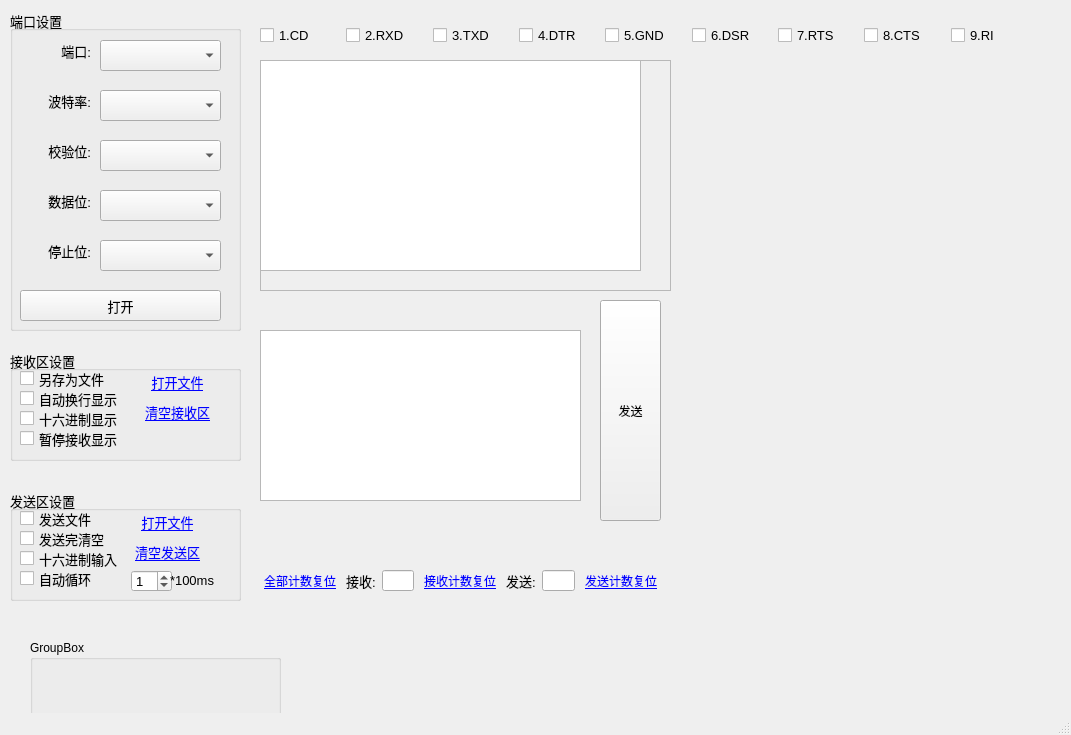
The window that serialport/serialportform.ui (caroid/pyqt-serialport) describes before a commit, drawn with Qt 5.
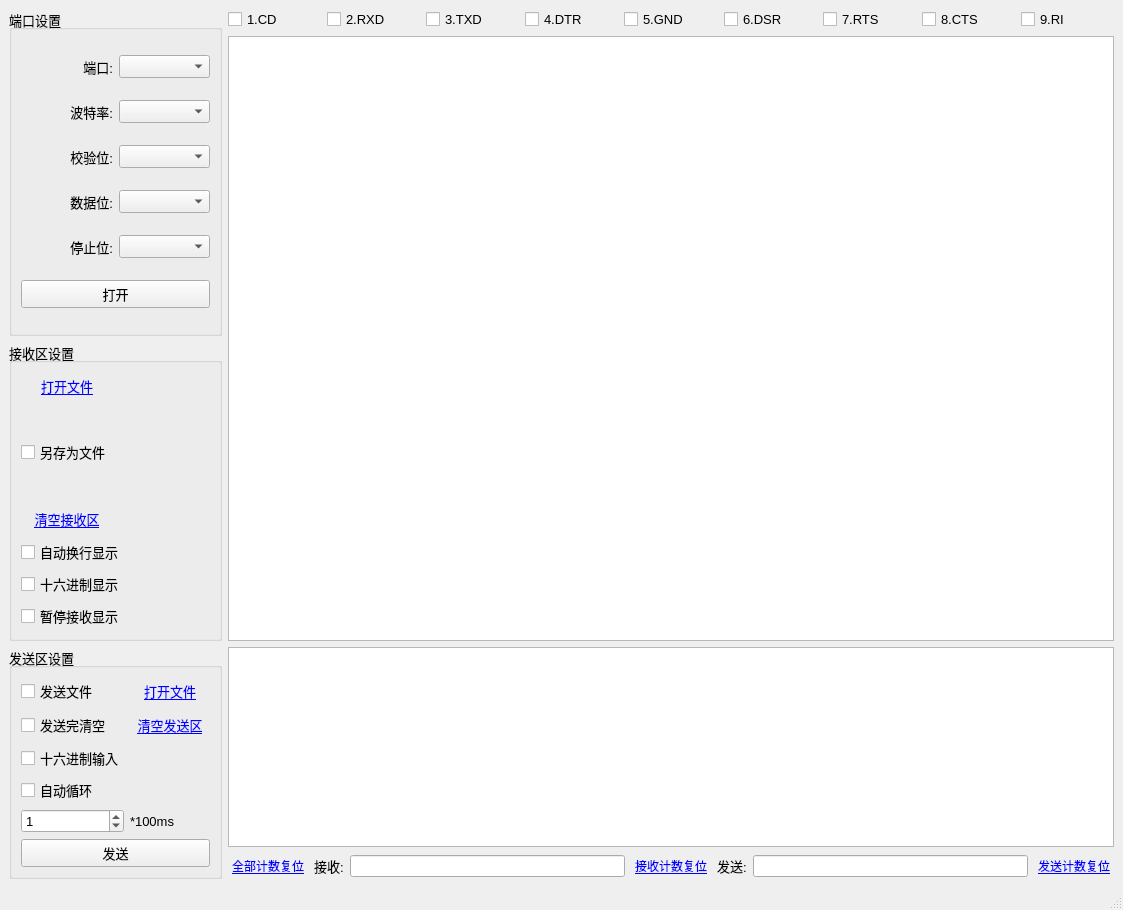
The same window after the commit.

Commit message: move cursor to the End of textEditReceived

```diff
--- a/serialport/serialportform.ui
+++ b/serialport/serialportform.ui
@@ -6,29 +6,17 @@
    <rect>
     <x>0</x>
     <y>0</y>
-    <width>1071</width>
-    <height>735</height>
+    <width>1123</width>
+    <height>910</height>
    </rect>
   </property>
-  <property name="sizePolicy">
-   <sizepolicy hsizetype="Preferred" vsizetype="Preferred">
-    <horstretch>0</horstretch>
-    <verstretch>0</verstretch>
-   </sizepolicy>
-  </property>
   <property name="windowTitle">
    <string>串口调试助手</string>
   </property>
   <widget class="QWidget" name="centralwidget">
+   <layout class="QGridLayout" name="gridLayout_4">
+    <item row="0" column="0" rowspan="2">
    <widget class="QGroupBox" name="groupBox">
-    <property name="geometry">
-     <rect>
-      <x>10</x>
-      <y>10</y>
-      <width>231</width>
-      <height>321</height>
-     </rect>
-    </property>
     <property name="font">
      <font>
       <pointsize>10</pointsize>
@@ -37,25 +25,9 @@
     <property name="title">
      <string>端口设置</string>
     </property>
-    <widget class="QComboBox" name="comboBoxPort">
-     <property name="geometry">
-      <rect>
-       <x>90</x>
-       <y>30</y>
-       <width>121</width>
-       <height>31</height>
-      </rect>
-     </property>
-    </widget>
+      <layout class="QGridLayout" name="gridLayout_2">
+       <item row="0" column="0">
     <widget class="QLabel" name="label_2">
-     <property name="geometry">
-      <rect>
-       <x>10</x>
-       <y>30</y>
-       <width>71</width>
-       <height>21</height>
-      </rect>
-     </property>
      <property name="font">
       <font>
        <pointsize>10</pointsize>
@@ -68,15 +40,12 @@
       <set>Qt::AlignRight|Qt::AlignTrailing|Qt::AlignVCenter</set>
      </property>
     </widget>
+       </item>
+       <item row="0" column="1">
+        <widget class="QComboBox" name="comboBoxPort"/>
+       </item>
+       <item row="1" column="0">
     <widget class="QLabel" name="label">
-     <property name="geometry">
-      <rect>
-       <x>10</x>
-       <y>80</y>
-       <width>71</width>
-       <height>21</height>
-      </rect>
-     </property>
      <property name="font">
       <font>
        <pointsize>10</pointsize>
@@ -89,25 +58,12 @@
       <set>Qt::AlignRight|Qt::AlignTrailing|Qt::AlignVCenter</set>
      </property>
     </widget>
-    <widget class="QComboBox" name="comboBoxBaud">
-     <property name="geometry">
-      <rect>
-       <x>90</x>
-       <y>80</y>
-       <width>121</width>
-       <height>31</height>
-      </rect>
-     </property>
-    </widget>
+       </item>
+       <item row="1" column="1">
+        <widget class="QComboBox" name="comboBoxBaud"/>
+       </item>
+       <item row="2" column="0">
     <widget class="QLabel" name="label_3">
-     <property name="geometry">
-      <rect>
-       <x>10</x>
-       <y>130</y>
-       <width>71</width>
-       <height>21</height>
-      </rect>
-     </property>
      <property name="font">
       <font>
        <pointsize>10</pointsize>
@@ -120,25 +76,12 @@
       <set>Qt::AlignRight|Qt::AlignTrailing|Qt::AlignVCenter</set>
      </property>
     </widget>
-    <widget class="QComboBox" name="comboBoxCheckSum">
-     <property name="geometry">
-      <rect>
-       <x>90</x>
-       <y>130</y>
-       <width>121</width>
-       <height>31</height>
-      </rect>
-     </property>
-    </widget>
+       </item>
+       <item row="2" column="1">
+        <widget class="QComboBox" name="comboBoxCheckSum"/>
+       </item>
+       <item row="3" column="0">
     <widget class="QLabel" name="label_4">
-     <property name="geometry">
-      <rect>
-       <x>10</x>
-       <y>180</y>
-       <width>71</width>
-       <height>21</height>
-      </rect>
-     </property>
      <property name="font">
       <font>
        <pointsize>10</pointsize>
@@ -151,25 +94,12 @@
       <set>Qt::AlignRight|Qt::AlignTrailing|Qt::AlignVCenter</set>
      </property>
     </widget>
-    <widget class="QComboBox" name="comboBoxBits">
-     <property name="geometry">
-      <rect>
-       <x>90</x>
-       <y>180</y>
-       <width>121</width>
-       <height>31</height>
-      </rect>
-     </property>
-    </widget>
+       </item>
+       <item row="3" column="1">
+        <widget class="QComboBox" name="comboBoxBits"/>
+       </item>
+       <item row="4" column="0">
     <widget class="QLabel" name="label_5">
-     <property name="geometry">
-      <rect>
-       <x>10</x>
-       <y>230</y>
-       <width>71</width>
-       <height>21</height>
-      </rect>
-     </property>
      <property name="font">
       <font>
        <pointsize>10</pointsize>
@@ -182,39 +112,155 @@
       <set>Qt::AlignRight|Qt::AlignTrailing|Qt::AlignVCenter</set>
      </property>
     </widget>
-    <widget class="QComboBox" name="comboBoxStopBits">
-     <property name="geometry">
-      <rect>
-       <x>90</x>
-       <y>230</y>
-       <width>121</width>
-       <height>31</height>
-      </rect>
-     </property>
-    </widget>
+       </item>
+       <item row="4" column="1">
+        <widget class="QComboBox" name="comboBoxStopBits"/>
+       </item>
+       <item row="5" column="0" colspan="2">
     <widget class="QPushButton" name="pushButtonOpenSerial">
-     <property name="geometry">
-      <rect>
-       <x>10</x>
-       <y>280</y>
-       <width>201</width>
-       <height>31</height>
-      </rect>
-     </property>
      <property name="text">
       <string>打开</string>
      </property>
     </widget>
-   </widget>
+       </item>
+      </layout>
+     </widget>
+    </item>
+    <item row="0" column="1">
+     <layout class="QGridLayout" name="gridLayout_6">
+      <item row="0" column="0">
+       <widget class="QCheckBox" name="checkBoxCD">
+        <property name="font">
+         <font>
+          <pointsize>10</pointsize>
+         </font>
+        </property>
+        <property name="text">
+         <string>1.CD</string>
+        </property>
+       </widget>
+      </item>
+      <item row="0" column="1">
+       <widget class="QCheckBox" name="checkBoxRXD">
+        <property name="font">
+         <font>
+          <pointsize>10</pointsize>
+         </font>
+        </property>
+        <property name="text">
+         <string>2.RXD</string>
+        </property>
+       </widget>
+      </item>
+      <item row="0" column="2">
+       <widget class="QCheckBox" name="checkBoxTXD">
+        <property name="font">
+         <font>
+          <pointsize>10</pointsize>
+         </font>
+        </property>
+        <property name="text">
+         <string>3.TXD</string>
+        </property>
+       </widget>
+      </item>
+      <item row="0" column="3">
+       <widget class="QCheckBox" name="checkBoxDTR">
+        <property name="font">
+         <font>
+          <pointsize>10</pointsize>
+         </font>
+        </property>
+        <property name="text">
+         <string>4.DTR</string>
+        </property>
+       </widget>
+      </item>
+      <item row="0" column="4">
+       <widget class="QCheckBox" name="checkBoxGND">
+        <property name="font">
+         <font>
+          <pointsize>10</pointsize>
+         </font>
+        </property>
+        <property name="text">
+         <string>5.GND</string>
+        </property>
+       </widget>
+      </item>
+      <item row="0" column="5">
+       <widget class="QCheckBox" name="checkBoxDSR">
+        <property name="font">
+         <font>
+          <pointsize>10</pointsize>
+         </font>
+        </property>
+        <property name="text">
+         <string>6.DSR</string>
+        </property>
+       </widget>
+      </item>
+      <item row="0" column="6">
+       <widget class="QCheckBox" name="checkBoxRTS">
+        <property name="font">
+         <font>
+          <pointsize>10</pointsize>
+         </font>
+        </property>
+        <property name="text">
+         <string>7.RTS</string>
+        </property>
+       </widget>
+      </item>
+      <item row="0" column="7">
+       <widget class="QCheckBox" name="checkBoxCTS">
+        <property name="font">
+         <font>
+          <pointsize>10</pointsize>
+         </font>
+        </property>
+        <property name="text">
+         <string>8.CTS</string>
+        </property>
+       </widget>
+      </item>
+      <item row="0" column="8">
+       <widget class="QCheckBox" name="checkBoxRI">
+        <property name="font">
+         <font>
+          <pointsize>10</pointsize>
+         </font>
+        </property>
+        <property name="text">
+         <string>9.RI</string>
+        </property>
+       </widget>
+      </item>
+     </layout>
+    </item>
+    <item row="1" column="1" rowspan="2">
+     <widget class="QTextEdit" name="textEditReceived">
+      <property name="sizePolicy">
+       <sizepolicy hsizetype="Minimum" vsizetype="Minimum">
+        <horstretch>0</horstretch>
+        <verstretch>3</verstretch>
+       </sizepolicy>
+      </property>
+      <property name="font">
+       <font>
+        <pointsize>10</pointsize>
+       </font>
+      </property>
+      <property name="readOnly">
+       <bool>false</bool>
+      </property>
+      <property name="textInteractionFlags">
+       <set>Qt::TextEditorInteraction</set>
+      </property>
+     </widget>
+    </item>
+    <item row="2" column="0">
    <widget class="QGroupBox" name="groupBox_2">
-    <property name="geometry">
-     <rect>
-      <x>10</x>
-      <y>350</y>
-      <width>231</width>
-      <height>111</height>
-     </rect>
-    </property>
     <property name="font">
      <font>
       <pointsize>10</pointsize>
@@ -223,67 +269,9 @@
     <property name="title">
      <string>接收区设置</string>
     </property>
-    <widget class="QCheckBox" name="checkBoxSaveAsFile">
-     <property name="geometry">
-      <rect>
-       <x>10</x>
-       <y>20</y>
-       <width>91</width>
-       <height>17</height>
-      </rect>
-     </property>
-     <property name="text">
-      <string>另存为文件</string>
-     </property>
-    </widget>
-    <widget class="QCheckBox" name="checkBoxNewLine">
-     <property name="geometry">
-      <rect>
-       <x>10</x>
-       <y>40</y>
-       <width>101</width>
-       <height>17</height>
-      </rect>
-     </property>
-     <property name="text">
-      <string>自动换行显示</string>
-     </property>
-    </widget>
-    <widget class="QCheckBox" name="checkBoxDisplayHex">
-     <property name="geometry">
-      <rect>
-       <x>10</x>
-       <y>60</y>
-       <width>101</width>
-       <height>17</height>
-      </rect>
-     </property>
-     <property name="text">
-      <string>十六进制显示</string>
-     </property>
-    </widget>
-    <widget class="QCheckBox" name="checkBoxStopReceive">
-     <property name="geometry">
-      <rect>
-       <x>10</x>
-       <y>80</y>
-       <width>101</width>
-       <height>17</height>
-      </rect>
-     </property>
-     <property name="text">
-      <string>暂停接收显示</string>
-     </property>
-    </widget>
+      <layout class="QGridLayout" name="gridLayout">
+       <item row="0" column="0">
     <widget class="QPushButton" name="pushButtonOpenRecvFile">
-     <property name="geometry">
-      <rect>
-       <x>130</x>
-       <y>20</y>
-       <width>75</width>
-       <height>23</height>
-      </rect>
-     </property>
      <property name="font">
       <font>
        <family>MS Shell Dlg 2</family>
@@ -306,15 +294,37 @@
       <bool>true</bool>
      </property>
     </widget>
+       </item>
+       <item row="4" column="0" colspan="2">
+        <widget class="QCheckBox" name="checkBoxNewLine">
+         <property name="text">
+          <string>自动换行显示</string>
+         </property>
+        </widget>
+       </item>
+       <item row="1" column="0" rowspan="2" colspan="2">
+        <widget class="QCheckBox" name="checkBoxSaveAsFile">
+         <property name="text">
+          <string>另存为文件</string>
+         </property>
+        </widget>
+       </item>
+       <item row="5" column="0" colspan="2">
+        <widget class="QCheckBox" name="checkBoxDisplayHex">
+         <property name="text">
+          <string>十六进制显示</string>
+         </property>
+        </widget>
+       </item>
+       <item row="6" column="0" colspan="2">
+        <widget class="QCheckBox" name="checkBoxStopReceive">
+         <property name="text">
+          <string>暂停接收显示</string>
+         </property>
+        </widget>
+       </item>
+       <item row="3" column="0">
     <widget class="QPushButton" name="pushButtonClearRecvArea">
-     <property name="geometry">
-      <rect>
-       <x>130</x>
-       <y>50</y>
-       <width>75</width>
-       <height>23</height>
-      </rect>
-     </property>
      <property name="styleSheet">
       <string notr="true">font: 10pt &quot;MS Shell Dlg 2&quot;;
 text-decoration: underline;
@@ -327,16 +337,19 @@
       <bool>true</bool>
      </property>
     </widget>
-   </widget>
+       </item>
+      </layout>
+      <zorder>checkBoxSaveAsFile</zorder>
+      <zorder>checkBoxNewLine</zorder>
+      <zorder>checkBoxDisplayHex</zorder>
+      <zorder>checkBoxStopReceive</zorder>
+      <zorder>groupBox_3</zorder>
+      <zorder>pushButtonOpenRecvFile</zorder>
+      <zorder>pushButtonClearRecvArea</zorder>
+     </widget>
+    </item>
+    <item row="3" column="0" rowspan="2">
    <widget class="QGroupBox" name="groupBox_3">
-    <property name="geometry">
-     <rect>
-      <x>10</x>
-      <y>490</y>
-      <width>231</width>
-      <height>111</height>
-     </rect>
-    </property>
     <property name="font">
      <font>
       <pointsize>10</pointsize>
@@ -345,67 +358,23 @@
     <property name="title">
      <string>发送区设置</string>
     </property>
-    <widget class="QCheckBox" name="checkBoxSendFile">
-     <property name="geometry">
-      <rect>
-       <x>10</x>
-       <y>20</y>
-       <width>91</width>
-       <height>17</height>
-      </rect>
-     </property>
+      <layout class="QGridLayout" name="gridLayout_3">
+       <item row="10" column="1">
+        <widget class="QLabel" name="label_6">
      <property name="text">
-      <string>发送文件</string>
-     </property>
-    </widget>
-    <widget class="QCheckBox" name="checkBoxEmptyAfterSent">
-     <property name="geometry">
-      <rect>
-       <x>10</x>
-       <y>40</y>
-       <width>91</width>
-       <height>17</height>
-      </rect>
-     </property>
-     <property name="text">
-      <string>发送完清空</string>
-     </property>
-    </widget>
-    <widget class="QCheckBox" name="checkBoxSendHex">
-     <property name="geometry">
-      <rect>
-       <x>10</x>
-       <y>60</y>
-       <width>101</width>
-       <height>17</height>
-      </rect>
-     </property>
-     <property name="text">
-      <string>十六进制输入</string>
-     </property>
-    </widget>
+          <string>*100ms</string>
+         </property>
+        </widget>
+       </item>
+       <item row="9" column="0">
     <widget class="QCheckBox" name="checkBoxSendLooping">
-     <property name="geometry">
-      <rect>
-       <x>10</x>
-       <y>80</y>
-       <width>101</width>
-       <height>17</height>
-      </rect>
-     </property>
      <property name="text">
       <string>自动循环</string>
      </property>
     </widget>
+       </item>
+       <item row="10" column="0">
     <widget class="QSpinBox" name="spinBox">
-     <property name="geometry">
-      <rect>
-       <x>121</x>
-       <y>80</y>
-       <width>41</width>
-       <height>22</height>
-      </rect>
-     </property>
      <property name="maximum">
       <number>1000</number>
      </property>
@@ -413,28 +382,23 @@
       <number>1</number>
      </property>
     </widget>
-    <widget class="QLabel" name="label_6">
-     <property name="geometry">
-      <rect>
-       <x>160</x>
-       <y>80</y>
-       <width>46</width>
-       <height>21</height>
-      </rect>
-     </property>
+       </item>
+       <item row="1" column="0">
+        <widget class="QCheckBox" name="checkBoxSendFile">
+         <property name="text">
+          <string>发送文件</string>
+         </property>
+        </widget>
+       </item>
+       <item row="3" column="0">
+        <widget class="QCheckBox" name="checkBoxSendHex">
      <property name="text">
-      <string>*100ms</string>
-     </property>
-    </widget>
+          <string>十六进制输入</string>
+         </property>
+        </widget>
+       </item>
+       <item row="1" column="1">
     <widget class="QPushButton" name="pushButtonOpenSendFile">
-     <property name="geometry">
-      <rect>
-       <x>120</x>
-       <y>20</y>
-       <width>75</width>
-       <height>23</height>
-      </rect>
-     </property>
      <property name="styleSheet">
       <string notr="true">font: 10pt &quot;MS Shell Dlg 2&quot;;
 text-decoration: underline;
@@ -447,15 +411,16 @@
       <bool>true</bool>
      </property>
     </widget>
+       </item>
+       <item row="2" column="0">
+        <widget class="QCheckBox" name="checkBoxEmptyAfterSent">
+         <property name="text">
+          <string>发送完清空</string>
+         </property>
+        </widget>
+       </item>
+       <item row="2" column="1">
     <widget class="QPushButton" name="pushButtonClearSendArea">
-     <property name="geometry">
-      <rect>
-       <x>120</x>
-       <y>50</y>
-       <width>75</width>
-       <height>23</height>
-      </rect>
-     </property>
      <property name="styleSheet">
       <string notr="true">font: 10pt &quot;MS Shell Dlg 2&quot;;
 text-decoration: underline;
@@ -468,166 +433,29 @@
       <bool>true</bool>
      </property>
     </widget>
-   </widget>
-   <widget class="QTextEdit" name="textEditSent">
-    <property name="geometry">
-     <rect>
-      <x>260</x>
-      <y>330</y>
-      <width>321</width>
-      <height>171</height>
-     </rect>
-    </property>
-    <property name="font">
-     <font>
-      <pointsize>14</pointsize>
-     </font>
-    </property>
-   </widget>
+       </item>
+       <item row="11" column="0" colspan="2">
    <widget class="QPushButton" name="pushButtonSendData">
-    <property name="geometry">
-     <rect>
-      <x>600</x>
-      <y>300</y>
-      <width>61</width>
-      <height>221</height>
-     </rect>
-    </property>
     <property name="text">
      <string>发送</string>
     </property>
    </widget>
-   <widget class="QWidget" name="layoutWidget">
-    <property name="geometry">
-     <rect>
-      <x>260</x>
-      <y>20</y>
-      <width>771</width>
-      <height>31</height>
-     </rect>
-    </property>
+       </item>
+      </layout>
+     </widget>
+    </item>
+    <item row="3" column="1">
+     <widget class="QTextEdit" name="textEditSent">
+      <property name="font">
+       <font>
+        <pointsize>14</pointsize>
+       </font>
+      </property>
+     </widget>
+    </item>
+    <item row="4" column="1">
     <layout class="QHBoxLayout" name="horizontalLayout">
      <item>
-      <widget class="QCheckBox" name="checkBoxCD">
-       <property name="font">
-        <font>
-         <pointsize>10</pointsize>
-        </font>
-       </property>
-       <property name="text">
-        <string>1.CD</string>
-       </property>
-      </widget>
-     </item>
-     <item>
-      <widget class="QCheckBox" name="checkBoxRXD">
-       <property name="font">
-        <font>
-         <pointsize>10</pointsize>
-        </font>
-       </property>
-       <property name="text">
-        <string>2.RXD</string>
-       </property>
-      </widget>
-     </item>
-     <item>
-      <widget class="QCheckBox" name="checkBoxTXD">
-       <property name="font">
-        <font>
-         <pointsize>10</pointsize>
-        </font>
-       </property>
-       <property name="text">
-        <string>3.TXD</string>
-       </property>
-      </widget>
-     </item>
-     <item>
-      <widget class="QCheckBox" name="checkBoxDTR">
-       <property name="font">
-        <font>
-         <pointsize>10</pointsize>
-        </font>
-       </property>
-       <property name="text">
-        <string>4.DTR</string>
-       </property>
-      </widget>
-     </item>
-     <item>
-      <widget class="QCheckBox" name="checkBoxGND">
-       <property name="font">
-        <font>
-         <pointsize>10</pointsize>
-        </font>
-       </property>
-       <property name="text">
-        <string>5.GND</string>
-       </property>
-      </widget>
-     </item>
-     <item>
-      <widget class="QCheckBox" name="checkBoxDSR">
-       <property name="font">
-        <font>
-         <pointsize>10</pointsize>
-        </font>
-       </property>
-       <property name="text">
-        <string>6.DSR</string>
-       </property>
-      </widget>
-     </item>
-     <item>
-      <widget class="QCheckBox" name="checkBoxRTS">
-       <property name="font">
-        <font>
-         <pointsize>10</pointsize>
-        </font>
-       </property>
-       <property name="text">
-        <string>7.RTS</string>
-       </property>
-      </widget>
-     </item>
-     <item>
-      <widget class="QCheckBox" name="checkBoxCTS">
-       <property name="font">
-        <font>
-         <pointsize>10</pointsize>
-        </font>
-       </property>
-       <property name="text">
-        <string>8.CTS</string>
-       </property>
-      </widget>
-     </item>
-     <item>
-      <widget class="QCheckBox" name="checkBoxRI">
-       <property name="font">
-        <font>
-         <pointsize>10</pointsize>
-        </font>
-       </property>
-       <property name="text">
-        <string>9.RI</string>
-       </property>
-      </widget>
-     </item>
-    </layout>
-   </widget>
-   <widget class="QWidget" name="layoutWidget">
-    <property name="geometry">
-     <rect>
-      <x>260</x>
-      <y>570</y>
-      <width>401</width>
-      <height>21</height>
-     </rect>
-    </property>
-    <layout class="QHBoxLayout" name="horizontalLayout_2">
-     <item>
       <widget class="QPushButton" name="pushButtonClearAllCounts">
        <property name="styleSheet">
         <string notr="true">font: 10pt &quot;MS Shell Dlg 2&quot;;
@@ -711,69 +539,8 @@
       </widget>
      </item>
     </layout>
-   </widget>
-   <widget class="QFrame" name="frame">
-    <property name="geometry">
-     <rect>
-      <x>260</x>
-      <y>60</y>
-      <width>411</width>
-      <height>231</height>
-     </rect>
-    </property>
-    <property name="sizePolicy">
-     <sizepolicy hsizetype="Expanding" vsizetype="Expanding">
-      <horstretch>0</horstretch>
-      <verstretch>0</verstretch>
-     </sizepolicy>
-    </property>
-    <property name="frameShape">
-     <enum>QFrame::StyledPanel</enum>
-    </property>
-    <property name="frameShadow">
-     <enum>QFrame::Raised</enum>
-    </property>
-    <widget class="QTextEdit" name="textEditReceived">
-     <property name="geometry">
-      <rect>
-       <x>0</x>
-       <y>0</y>
-       <width>381</width>
-       <height>211</height>
-      </rect>
-     </property>
-     <property name="sizePolicy">
-      <sizepolicy hsizetype="Expanding" vsizetype="Expanding">
-       <horstretch>0</horstretch>
-       <verstretch>3</verstretch>
-      </sizepolicy>
-     </property>
-     <property name="font">
-      <font>
-       <pointsize>10</pointsize>
-      </font>
-     </property>
-     <property name="readOnly">
-      <bool>false</bool>
-     </property>
-     <property name="textInteractionFlags">
-      <set>Qt::TextEditorInteraction</set>
-     </property>
-    </widget>
-   </widget>
-   <widget class="QGroupBox" name="groupBox_4">
-    <property name="geometry">
-     <rect>
-      <x>30</x>
-      <y>640</y>
-      <width>251</width>
-      <height>81</height>
-     </rect>
-    </property>
-    <property name="title">
-     <string>GroupBox</string>
-    </property>
-   </widget>
+    </item>
+   </layout>
   </widget>
   <widget class="QMenuBar" name="menubar">
    <property name="geometry">
```
Left out of the diff: 8 changed lines with no effect on the pictures. Lines whose indentation alone changed are shown as unchanged. The commit also changes 1 other file.
